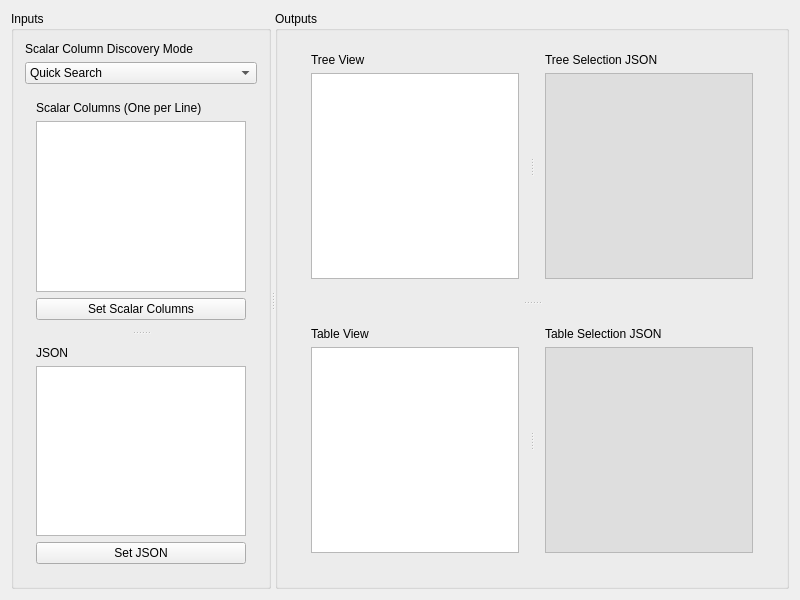
JKSH/QtDataTreeModels, file examples/jsonwidget.ui: the form before one commit.
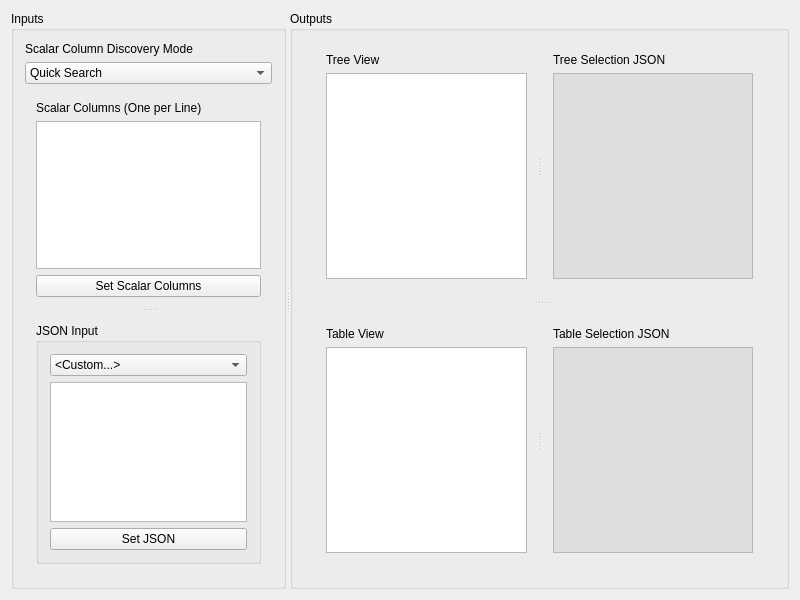
The form after the commit.

Commit message:
Add ability to programmatically add JSON documents
Selectable at runtime via a combo box

```diff
--- a/examples/jsonwidget.ui
+++ b/examples/jsonwidget.ui
@@ -92,10 +92,18 @@
          <widget class="QWidget" name="verticalLayoutWidget_2">
           <layout class="QVBoxLayout" name="verticalLayout_2">
            <item>
-            <widget class="QLabel" name="label_2">
+            <widget class="QGroupBox" name="groupBox_3">
+             <property name="title">
+              <string>JSON Input</string>
+             </property>
+             <layout class="QVBoxLayout" name="verticalLayout_12">
+              <item>
+               <widget class="QComboBox" name="cb_jsonSource">
+                <item>
              <property name="text">
-              <string>JSON</string>
-             </property>
+                  <string>&lt;Custom...&gt;</string>
+                 </property>
+                </item>
             </widget>
            </item>
            <item>
@@ -106,6 +114,9 @@
              <property name="text">
               <string>Set JSON</string>
              </property>
+               </widget>
+              </item>
+             </layout>
             </widget>
            </item>
           </layout>
```
Lines whose indentation alone changed are shown as unchanged. The commit also changes 2 other files.
